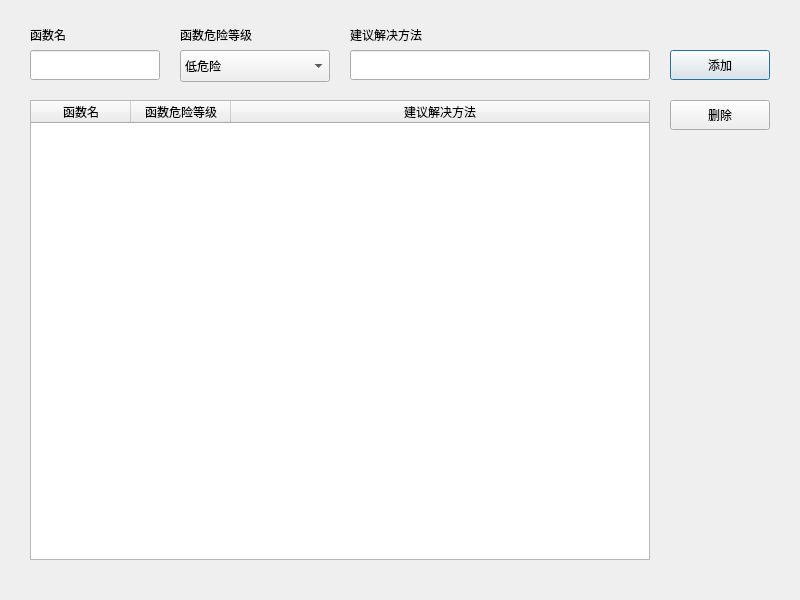
StuBoo3i/CodeAudit, file QTApplication/Function.ui: the form before one commit.
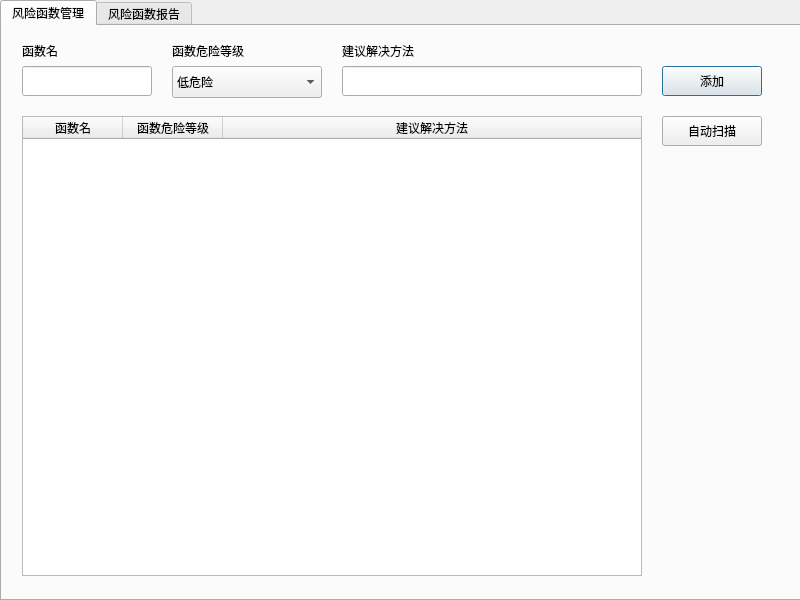
The form after the commit.

What changed in the file:
```diff
--- a/QTApplication/Function.ui
+++ b/QTApplication/Function.ui
@@ -25,21 +25,140 @@
   <property name="windowTitle">
    <string>风险函数管理</string>
   </property>
+  <widget class="QTabWidget" name="tabWidget">
+   <property name="geometry">
+    <rect>
+     <x>0</x>
+     <y>0</y>
+     <width>801</width>
+     <height>601</height>
+    </rect>
+   </property>
+   <property name="currentIndex">
+    <number>0</number>
+   </property>
+   <widget class="QWidget" name="tab_5">
+    <attribute name="title">
+     <string>风险函数管理</string>
+    </attribute>
+    <widget class="QLabel" name="label">
+     <property name="geometry">
+      <rect>
+       <x>20</x>
+       <y>10</y>
+       <width>130</width>
+       <height>30</height>
+      </rect>
+     </property>
+     <property name="text">
+      <string>函数名</string>
+     </property>
+    </widget>
+    <widget class="QPushButton" name="pushButton">
+     <property name="geometry">
+      <rect>
+       <x>660</x>
+       <y>40</y>
+       <width>100</width>
+       <height>30</height>
+      </rect>
+     </property>
+     <property name="text">
+      <string>添加</string>
+     </property>
+    </widget>
   <widget class="QLineEdit" name="lineEdit">
    <property name="geometry">
     <rect>
-     <x>30</x>
-     <y>50</y>
+       <x>20</x>
+       <y>40</y>
      <width>130</width>
      <height>30</height>
     </rect>
    </property>
   </widget>
+    <widget class="QLineEdit" name="lineEdit_2">
+     <property name="geometry">
+      <rect>
+       <x>340</x>
+       <y>40</y>
+       <width>300</width>
+       <height>30</height>
+      </rect>
+     </property>
+    </widget>
+    <widget class="QLabel" name="label_3">
+     <property name="geometry">
+      <rect>
+       <x>340</x>
+       <y>10</y>
+       <width>150</width>
+       <height>30</height>
+      </rect>
+     </property>
+     <property name="text">
+      <string>建议解决方法</string>
+     </property>
+    </widget>
+    <widget class="QLabel" name="label_2">
+     <property name="geometry">
+      <rect>
+       <x>170</x>
+       <y>10</y>
+       <width>150</width>
+       <height>30</height>
+      </rect>
+     </property>
+     <property name="text">
+      <string>函数危险等级</string>
+     </property>
+    </widget>
+    <widget class="QPushButton" name="pushButton_2">
+     <property name="geometry">
+      <rect>
+       <x>660</x>
+       <y>90</y>
+       <width>100</width>
+       <height>30</height>
+      </rect>
+     </property>
+     <property name="text">
+      <string>自动扫描</string>
+     </property>
+    </widget>
+    <widget class="QTableWidget" name="tableWidget">
+     <property name="geometry">
+      <rect>
+       <x>20</x>
+       <y>90</y>
+       <width>620</width>
+       <height>460</height>
+      </rect>
+     </property>
+     <attribute name="horizontalHeaderStretchLastSection">
+      <bool>true</bool>
+     </attribute>
+     <column>
+      <property name="text">
+       <string>函数名</string>
+      </property>
+     </column>
+     <column>
+      <property name="text">
+       <string>函数危险等级</string>
+      </property>
+     </column>
+     <column>
+      <property name="text">
+       <string>建议解决方法</string>
+      </property>
+     </column>
+    </widget>
   <widget class="QComboBox" name="comboBox">
    <property name="geometry">
     <rect>
-     <x>180</x>
-     <y>50</y>
+       <x>170</x>
+       <y>40</y>
      <width>150</width>
      <height>32</height>
     </rect>
@@ -84,108 +203,72 @@
     </property>
    </item>
   </widget>
-  <widget class="QLineEdit" name="lineEdit_2">
-   <property name="geometry">
-    <rect>
-     <x>350</x>
-     <y>50</y>
-     <width>300</width>
-     <height>30</height>
-    </rect>
-   </property>
-  </widget>
-  <widget class="QTableWidget" name="tableWidget">
-   <property name="geometry">
-    <rect>
-     <x>30</x>
-     <y>100</y>
-     <width>620</width>
-     <height>460</height>
-    </rect>
-   </property>
-   <attribute name="horizontalHeaderStretchLastSection">
-    <bool>true</bool>
-   </attribute>
-   <column>
-    <property name="text">
-     <string>函数名</string>
-    </property>
-   </column>
-   <column>
-    <property name="text">
-     <string>函数危险等级</string>
-    </property>
-   </column>
-   <column>
-    <property name="text">
-     <string>建议解决方法</string>
-    </property>
-   </column>
-  </widget>
-  <widget class="QLabel" name="label">
+   </widget>
+   <widget class="QWidget" name="tab_6">
+    <attribute name="title">
+     <string>风险函数报告</string>
+    </attribute>
+    <widget class="QWidget" name="verticalLayoutWidget">
    <property name="geometry">
     <rect>
-     <x>30</x>
-     <y>20</y>
-     <width>130</width>
-     <height>30</height>
-    </rect>
-   </property>
-   <property name="text">
-    <string>函数名</string>
-   </property>
-  </widget>
-  <widget class="QLabel" name="label_2">
+       <x>0</x>
+       <y>40</y>
+       <width>791</width>
+       <height>311</height>
+      </rect>
+     </property>
+     <layout class="QVBoxLayout" name="verticalLayout">
+      <item>
+       <widget class="QTextBrowser" name="textBrowser"/>
+      </item>
+     </layout>
+    </widget>
+    <widget class="QWidget" name="verticalLayoutWidget_2">
    <property name="geometry">
     <rect>
-     <x>180</x>
-     <y>20</y>
-     <width>150</width>
-     <height>30</height>
-    </rect>
-   </property>
+       <x>0</x>
+       <y>0</y>
+       <width>791</width>
+       <height>41</height>
+      </rect>
+     </property>
+     <layout class="QVBoxLayout" name="verticalLayout_2">
+      <item>
+       <widget class="QLabel" name="label_4">
    <property name="text">
-    <string>函数危险等级</string>
-   </property>
-  </widget>
-  <widget class="QLabel" name="label_3">
-   <property name="geometry">
-    <rect>
-     <x>350</x>
-     <y>20</y>
-     <width>150</width>
-     <height>30</height>
-    </rect>
-   </property>
-   <property name="text">
-    <string>建议解决方法</string>
-   </property>
-  </widget>
-  <widget class="QPushButton" name="pushButton">
+         <string>报告预览</string>
+        </property>
+       </widget>
+      </item>
+     </layout>
+    </widget>
+    <widget class="QWidget" name="horizontalLayoutWidget">
    <property name="geometry">
     <rect>
-     <x>670</x>
-     <y>50</y>
-     <width>100</width>
-     <height>30</height>
-    </rect>
-   </property>
+       <x>0</x>
+       <y>390</y>
+       <width>791</width>
+       <height>61</height>
+      </rect>
+     </property>
+     <layout class="QHBoxLayout" name="horizontalLayout_3">
+      <item>
+       <widget class="QPushButton" name="pushButton_3">
    <property name="text">
-    <string>添加</string>
-   </property>
-  </widget>
-  <widget class="QPushButton" name="pushButton_2">
-   <property name="geometry">
-    <rect>
-     <x>670</x>
-     <y>100</y>
-     <width>100</width>
-     <height>30</height>
-    </rect>
-   </property>
+         <string>报告预览</string>
+        </property>
+       </widget>
+      </item>
+      <item>
+       <widget class="QPushButton" name="pushButton_4">
    <property name="text">
-    <string>删除</string>
-   </property>
+         <string>报告生成</string>
+        </property>
+       </widget>
+      </item>
+     </layout>
+    </widget>
+   </widget>
   </widget>
  </widget>
  <resources/>
```
Left out of the diff: 73 changed lines with no effect on the pictures. Lines whose indentation alone changed are shown as unchanged.
